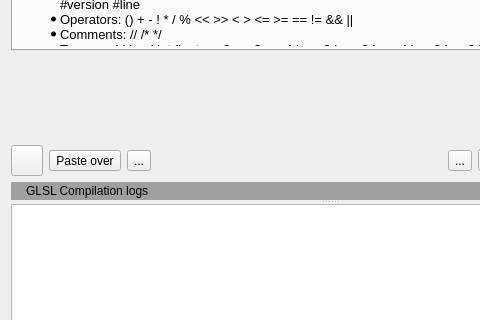
This is src/GLSLCodeEditorWidget.ui in markus-wa/glmixer-mirror as Qt 5 draws it before an edit; both pictures show x 0 to 480 and y 135 to 455 of the 659 by 587 pixel window. The edited form follows.
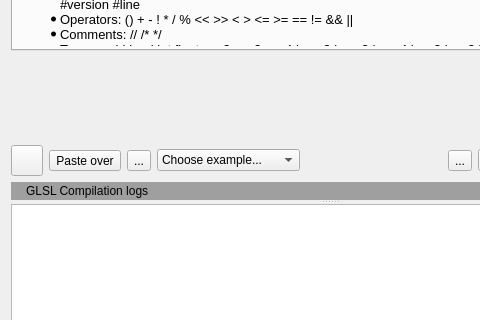
This is the edited form. The open tabs and pages were chosen to show the change. Icons and pictures are not drawn. Custom widgets are drawn as their Qt base class.

Commit message: Added set of ShaderToy example code, selectable from the GLSL code editor.

```diff
--- a/src/GLSLCodeEditorWidget.ui
+++ b/src/GLSLCodeEditorWidget.ui
@@ -445,6 +445,21 @@
            </property>
           </widget>
          </item>
+         <item>
+          <widget class="QComboBox" name="examplesCombobox">
+           <property name="sizePolicy">
+            <sizepolicy hsizetype="Expanding" vsizetype="Fixed">
+             <horstretch>0</horstretch>
+             <verstretch>0</verstretch>
+            </sizepolicy>
+           </property>
+           <item>
+            <property name="text">
+             <string>Choose example...</string>
+            </property>
+           </item>
+          </widget>
+         </item>
          <item>
           <spacer name="horizontalSpacer">
            <property name="orientation">
```
Left out of the diff: 194 changed lines with no effect on the pictures. The commit also changes 27 other files.
